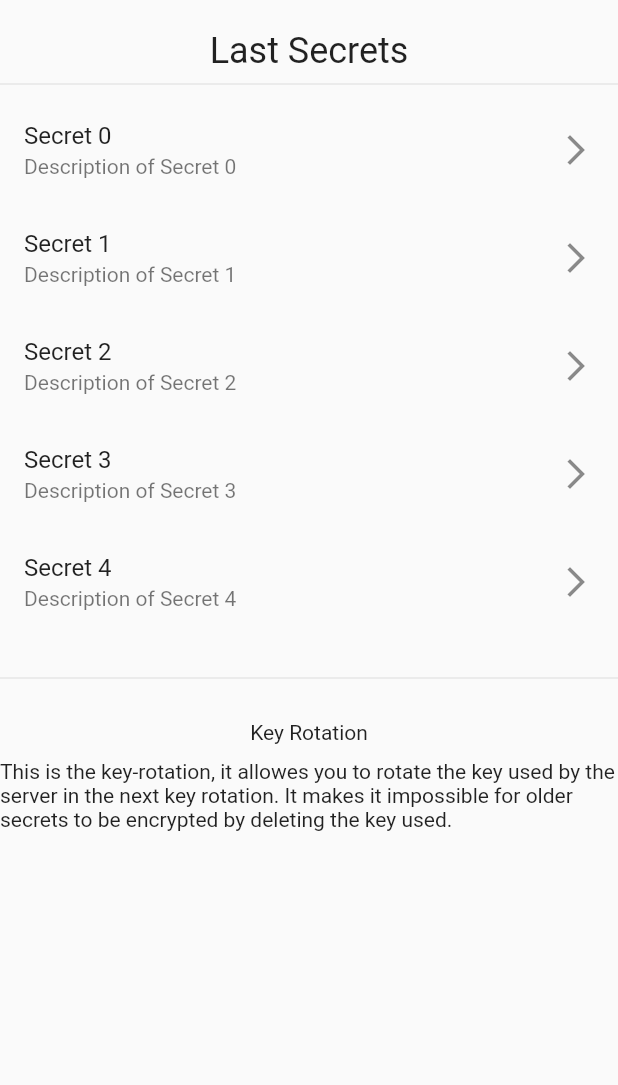
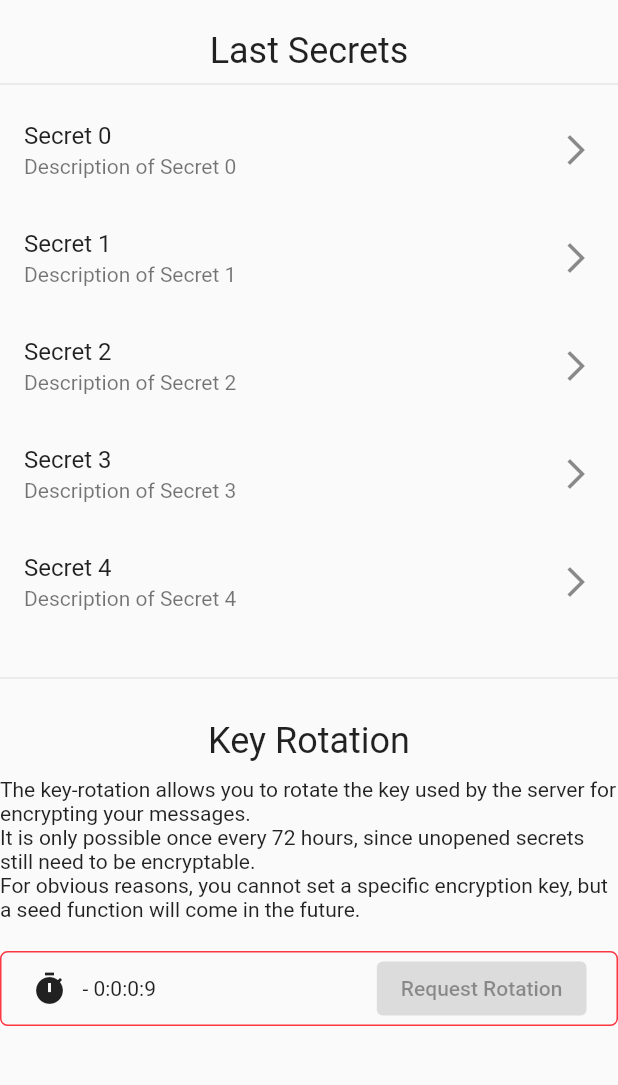
Before and after one commit to victor-42/pws-secrets, a Flutter app: the LastSecretsScreen widget shown alone on an empty page, opened directly, on a phone screen of 412 x 824 dp, the part 90-1175 px from its top. Run offline on Flutter 3.47's test engine with Material 3 defaults, Android fonts, the phone set to English and light mode, and no system bars; our stand-ins replace shared_preferences; missing offline and left inert: dart:html; accounts and stored records are empty.

Commit message:
Key rotation text & button

```diff
--- a/app/lib/screens/home.dart
+++ b/app/lib/screens/home.dart
@@ -1,4 +1,14 @@
+import 'dart:async';
+import 'dart:html';
+
 import 'package:flutter/material.dart';
+
+const rotationText = 'The key-rotation allows you to rotate the key used by the server for encrypting your messages. \n'
+    'It is only possible once every 72 hours, since unopened secrets still need to be encryptable. \n'
+    'For obvious reasons, you cannot set a specific encryption key, but a seed function will come in the future.';
+
+
+
 
 class LastSecretsScreen extends StatefulWidget {
   const LastSecretsScreen({Key? key}) : super(key: key);
@@ -8,6 +18,25 @@ class LastSecretsScreen extends StatefulWidget {
 }
 
 class LastSecretsScreenState extends State<LastSecretsScreen> {
+  int _currentTimerTime = -10;
+  Timer? _timer;
+
+  @override
+  void dispose() {
+    _timer?.cancel();
+    super.dispose();
+  }
+
+  @override
+  void initState() {
+    super.initState();
+    _timer = Timer.periodic(const Duration(seconds: 1), (timer) {
+      setState(() {
+        _currentTimerTime = _currentTimerTime + 1;
+      });
+    });
+  }
+
   @override
   Widget build(BuildContext context) {
     return Center(
@@ -52,11 +81,42 @@ class LastSecretsScreenState extends State<LastSecretsScreen> {
             const Divider(),
             const SizedBox(height: 20),
             // Key Rotation
-            Text('Key Rotation', style: Theme.of(context).textTheme.bodyMedium),
+            Text('Key Rotation', style: Theme.of(context).textTheme.headlineSmall),
             const SizedBox(height: 10),
-            Text(
-                'This is the key-rotation, it allowes you to rotate the key used by the server in the next key rotation. '
-                'It makes it impossible for older secrets to be encrypted by deleting the key used. '),
+            Text(rotationText, style: Theme.of(context).textTheme.bodyMedium),
+            const SizedBox(height: 20),
+            Container(
+              height: 50,
+              decoration: BoxDecoration(
+                border: Border.all(
+                  color: Theme.of(context).colorScheme.primary,
+                ),
+                borderRadius: BorderRadius.circular(5),
+              ),
+              padding: const EdgeInsets.symmetric(horizontal: 20),
+              child: Row(
+                mainAxisAlignment: MainAxisAlignment.spaceBetween,
+                children: [
+                  Row(
+                    children: [
+                      Icon(Icons.timer),
+                      SizedBox(width: 10),
+                      Text('${_currentTimerTime <= 0 ? '-' : '+'} '
+                          '${_currentTimerTime.abs()~/86400}:'
+                          '${_currentTimerTime.abs()~/3600%24}:'
+                          '${_currentTimerTime.abs()~/60%60}:'
+                          '${_currentTimerTime.abs()%60}'),
+                    ],
+                  ),
+                  ElevatedButton(
+                    onPressed: _currentTimerTime > 0 ? () {} : null,
+                    child: const Text('Request Rotation'),
+
+                  )
+                ],
+              ),
+              ),
+
           ],
         ),
       ),
```
Also changed, not shown: app/lib/main.dart (+8 -2 lines), app/lib/secret-forms/note.dart (+8 -2 lines).
